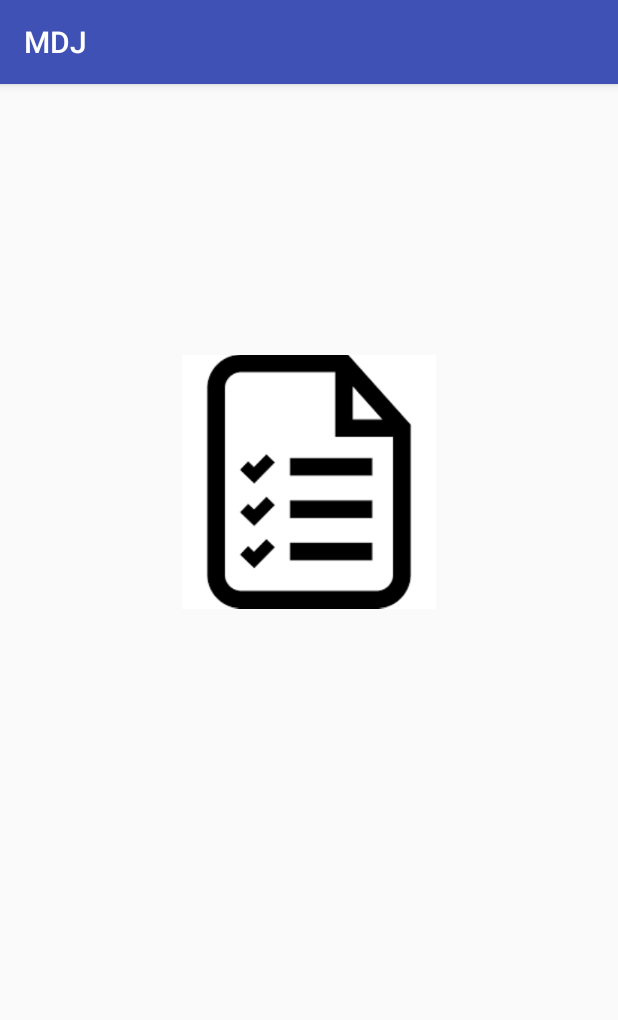
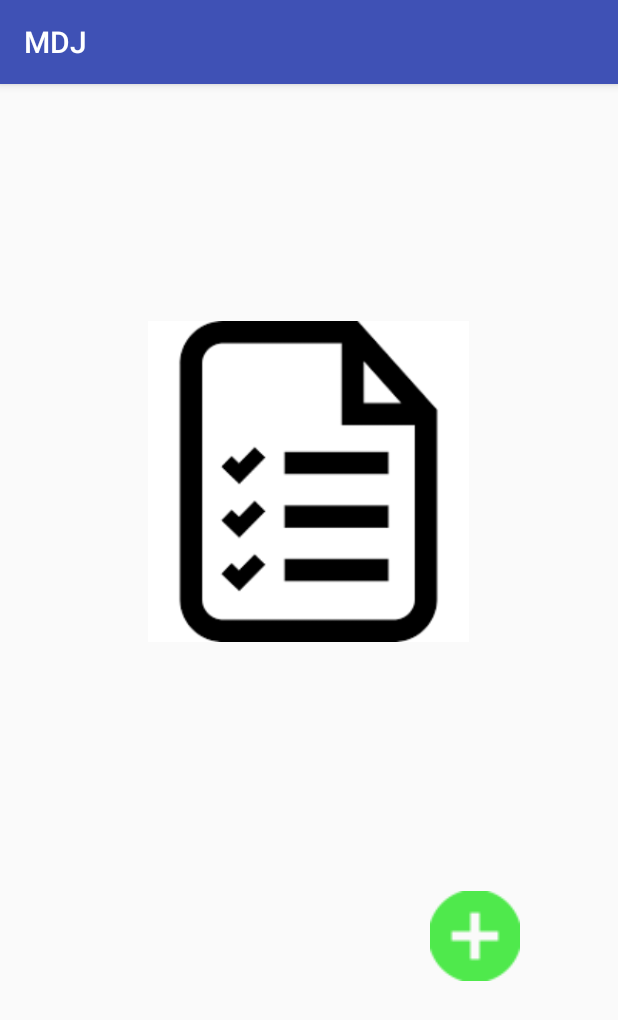
Before and after one commit to jasmina94/shopping-expert, an Android app: the screen it shows after launch (MainActivity), on a phone screen of 412 x 824 dp. Shown: the top 1020 px of the screen. Run offline under Robolectric (Android 15) with nearby library versions, the phone set to English and light mode, and no system bars.

Commit message:
Added navigation for existing pages, and new page for adding list.

```diff
--- a/MDJ/app/src/main/AndroidManifest.xml
+++ b/MDJ/app/src/main/AndroidManifest.xml
@@ -21,7 +21,8 @@
                 <category android:name="android.intent.category.LAUNCHER" />
             </intent-filter>
         </activity>
-        <activity android:name=".LoginActivity"></activity>
+        <activity android:name=".LoginActivity" />
+        <activity android:name=".AddListActivity"></activity>
     </application>
 
 </manifest>
--- a/MDJ/app/src/main/java/com/ftn/mdj/MainActivity.java
+++ b/MDJ/app/src/main/java/com/ftn/mdj/MainActivity.java
@@ -1,13 +1,26 @@
 package com.ftn.mdj;
 
+import android.content.Intent;
+import android.os.Bundle;
 import android.support.v7.app.AppCompatActivity;
-import android.os.Bundle;
+import android.view.View;
+import android.widget.ImageView;
 
 public class MainActivity extends AppCompatActivity {
+    ImageView addListView;
 
     @Override
     protected void onCreate(Bundle savedInstanceState) {
         super.onCreate(savedInstanceState);
         setContentView(R.layout.activity_main);
+
+        addListView = findViewById(R.id.addListView);
+        addListView.setOnClickListener(new View.OnClickListener() {
+            @Override
+            public void onClick(View v) {
+                Intent in = new Intent(MainActivity.this, AddListActivity.class);
+                startActivity(in);
+            }
+        });
     }
 }
--- a/MDJ/app/src/main/res/layout/activity_login.xml
+++ b/MDJ/app/src/main/res/layout/activity_login.xml
@@ -66,7 +66,7 @@
         android:src="@drawable/twitter_64" />
 
     <Button
-        android:id="@+id/button"
+        android:id="@+id/loginButton"
         android:layout_width="102dp"
         android:layout_height="wrap_content"
         android:layout_alignParentBottom="true"
@@ -75,11 +75,11 @@
         android:text="Login" />
 
     <Button
-        android:id="@+id/button2"
+        android:id="@+id/registerButton"
         android:layout_width="102dp"
         android:layout_height="wrap_content"
         android:layout_alignEnd="@+id/imageView"
-        android:layout_alignTop="@+id/button"
+        android:layout_alignTop="@+id/loginButton"
         android:text="Register" />
 
     <TextView
--- a/MDJ/app/src/main/res/layout/activity_main.xml
+++ b/MDJ/app/src/main/res/layout/activity_main.xml
@@ -9,10 +9,31 @@
 
     <ImageView
         android:id="@+id/imageView2"
-        android:layout_width="169dp"
+        android:layout_width="214dp"
         android:layout_height="530dp"
         android:layout_alignParentTop="true"
         android:layout_centerHorizontal="true"
         app:srcCompat="@drawable/list" />
 
+    <ImageView
+        android:id="@+id/addListView"
+        android:layout_width="72dp"
+        android:layout_height="60dp"
+        android:layout_alignParentBottom="true"
+        android:layout_alignParentEnd="true"
+        android:layout_marginBottom="170dp"
+        android:layout_marginEnd="59dp"
+        android:clickable="true"
+        app:srcCompat="@drawable/add_list" />
+
+
+    <!--<ImageButton-->
+        <!--android:id="@+id/addButton"-->
+        <!--android:layout_width="102dp"-->
+        <!--android:layout_height="wrap_content"-->
+        <!--android:layout_alignParentBottom="true"-->
+        <!--android:layout_centerHorizontal="true"-->
+        <!--android:layout_marginBottom="71dp"-->
+        <!--android:text="Add" />-->
+
 </RelativeLayout>
```
Also changed, not shown: MDJ/app/src/main/java/com/ftn/mdj/AddListActivity.java (added, +13 -0 lines), MDJ/app/src/main/java/com/ftn/mdj/LoginActivity.java (+14 -1 lines), MDJ/app/src/main/res/layout/activity_add_list.xml (added, +36 -0 lines), MDJ/app/src/main/add_list-web.png (added), MDJ/app/src/main/res/drawable-hdpi/add_list.png (added), MDJ/app/src/main/res/drawable-mdpi/add_list.png (added), MDJ/app/src/main/res/drawable-xhdpi/add_list.png (added), MDJ/app/src/main/res/drawable-xxhdpi/add_list.png (added), MDJ/app/src/main/res/drawable/add.png (deleted), MDJ/app/src/main/res/drawable/addplus.png (deleted).
